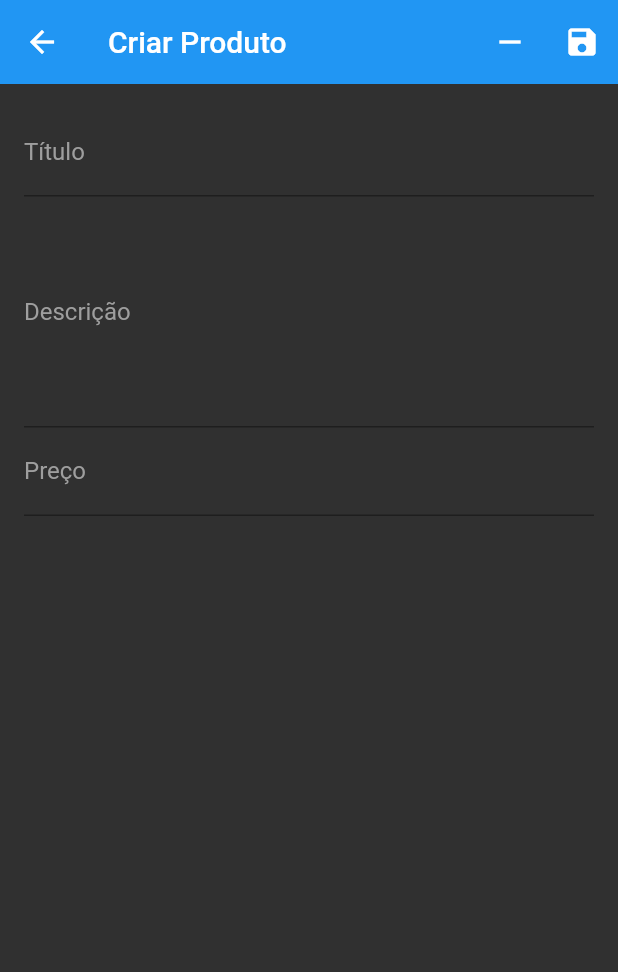
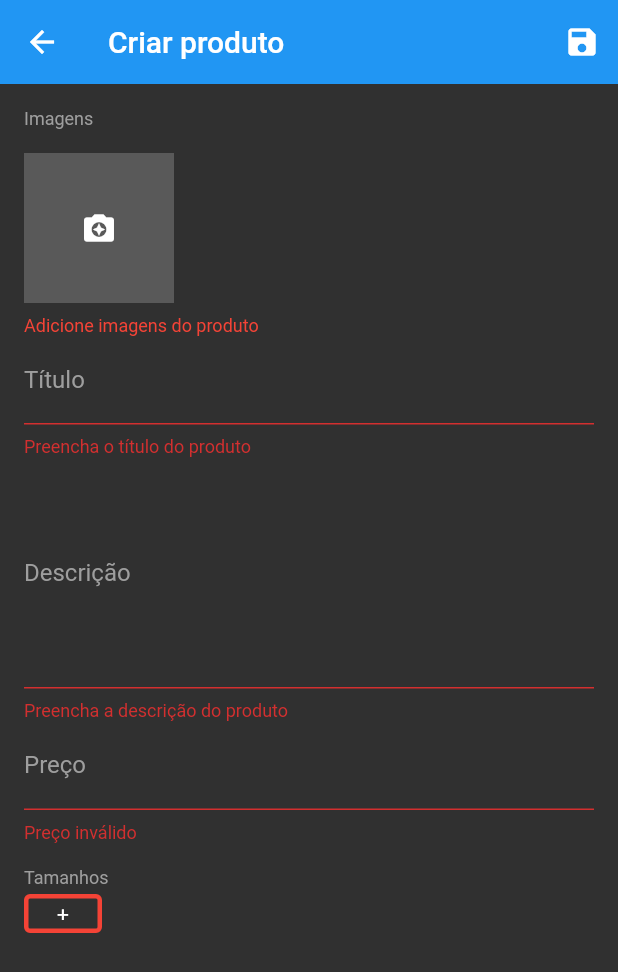
Before and after one commit to ViniciusSP1995/gerenciamento_loja_app, a Flutter app: the ProductScreen screen opened directly, after a tap on the "save" icon, on a phone screen of 412 x 824 dp. Shown: the top 972 px of the screen. Run offline on Flutter 3.47's test engine with Material 2 defaults, Android fonts, the light colour scheme and no system bars; our stand-ins replace cloud_firestore, firebase_auth, firebase_core, firebase_storage, flutter_speed_dial, image_cropper and 3 more; missing offline and left inert: bloc_pattern; accounts and stored records are empty.

Commit message:
implementacoes em categorias, produtos e relacao com banco de dados

```diff
--- a/gerenciamento_loja/lib/screens/product_screen.dart
+++ b/gerenciamento_loja/lib/screens/product_screen.dart
@@ -1,6 +1,9 @@
 import 'package:cloud_firestore/cloud_firestore.dart';
 import 'package:flutter/material.dart';
 import 'package:gerenciamento_loja/blocs/products_bloc.dart';
+import 'package:gerenciamento_loja/validators/product_validator.dart';
+import 'package:gerenciamento_loja/widgets/images_widget.dart';
+import 'package:gerenciamento_loja/widgets/product_sizes.dart';
 
 
 class ProductScreen extends StatefulWidget {
@@ -16,11 +19,12 @@ class ProductScreen extends StatefulWidget {
   _ProductScreenState createState() => _ProductScreenState(categoryId, product);
 }
 
-class _ProductScreenState extends State<ProductScreen> {
+class _ProductScreenState extends State<ProductScreen> with ProductValidator {
 
   final ProductBloc _productBloc;
 
 final _formKey = GlobalKey<FormState>();
+final _scaffoldKey = GlobalKey<ScaffoldState>();
 
 _ProductScreenState(String categoryId, DocumentSnapshot product) :
    _productBloc = ProductBloc(categoryId: categoryId, product: product);
@@ -42,58 +46,154 @@ _ProductScreenState(String categoryId, DocumentSnapshot product) :
 
 
     return Scaffold(
+      key: _scaffoldKey,
       backgroundColor: Colors.grey[850],
       appBar: AppBar(
         elevation: 0,
-        title: Text("Criar Produto"),
+        title: StreamBuilder<bool>(
+          stream: _productBloc.outCreated,
+          initialData: false,
+          builder: (context, snapshot) {
+            return  Text(snapshot.data ? "Editar Produto" : "Criar produto");
+          }
+        ),
         actions: <Widget> [
-          IconButton(
+          StreamBuilder<bool>(
+            stream: _productBloc.outCreated,
+            initialData: false,
+            builder: (context, snapshot) {
+              if(snapshot.data)
+              return StreamBuilder<bool>(
+                stream: _productBloc.outLoading,
+                initialData: false,
+                builder: (context, snapshot) {
+                return IconButton(
                   icon: Icon(Icons.remove),
-            onPressed: () {},
+                  onPressed: snapshot.data ? null : (){
+                    _productBloc.deleteProduct();
+                    Navigator.of(context).pop();
+                  },
+                );
+                }
+              );
+              else return Container();
+            }  ,
           ),
-          IconButton(
+         StreamBuilder<bool>(
+           stream: _productBloc.outLoading,
+           initialData: false,
+           builder: (context, snapshot) {
+             return  IconButton(
             icon: Icon(Icons.save),
-            onPressed: () {},
-          ),
+            onPressed: snapshot.data ? null : saveProduct,
+          );
+           }
+         )
         ]
       ),
-      body: Form(
+      body: Stack(
+        children: <Widget> [
+          Form(
               key: _formKey,
-        child: StreamBuilder <Map> (
+              child: StreamBuilder<Map>(
                   stream: _productBloc.outData,
                   builder: (context, snapshot) {
-            if(!snapshot.hasData) return Container();
-            return ListView(
-          padding: EdgeInsets.all(16),
-          children: <Widget> [
+                    if (!snapshot.hasData) return Container();
+                    return ListView(padding: EdgeInsets.all(16), children: <Widget>[
+                      Text("Imagens",
+                          style: TextStyle(
+                            color: Colors.grey,
+                            fontSize: 12,
+                          )),
+                      ImagesWidget(
+                        context: context,
+                        initialValue: snapshot.data["images"],
+                        onSaved: _productBloc.saveImages,
+                        validator: validateImages,
+                      ),
                       TextFormField(
                         initialValue: snapshot.data["title"],
                         style: _fieldStyle,
                         decoration: _buildDecoration("Título"),
-              onSaved: (t) {},
-              validator: (t) {},
+                        onSaved: _productBloc.saveTitle,
+                        validator: validateTitle,
                       ),
                       TextFormField(
                         initialValue: snapshot.data["description"],
                         style: _fieldStyle,
                         maxLines: 6,
                         decoration: _buildDecoration("Descrição"),
-                onSaved: (t) {},
-                validator: (t) {},
+                        onSaved: _productBloc.saveDescription,
+                        validator: validateDescription,
                       ),
                       TextFormField(
                         initialValue: snapshot.data["price"]?.toStringAsFixed(2),
                         style: _fieldStyle,
                         decoration: _buildDecoration("Preço"),
                         keyboardType: TextInputType.numberWithOptions(decimal: true),
-                onSaved: (t) {},
-                validator: (t) {},
+                        onSaved: _productBloc.savePrice,
+                        validator: validatePrice,
                       ),
+                      SizedBox(height: 16),
+                      Text(
+                        "Tamanhos",
+                        style: TextStyle(
+                          color: Colors.grey,
+                          fontSize: 12,
+                        )
+                      ),
+                     ProductsSizes(
+                       context: context,
+                       initialValue: snapshot.data["sizes"],
+                       onSaved:_productBloc.saveSizes,
+                       validator: (s){
+                         if(s.isEmpty) return "Adicione um tamanho";
+                       },
+                     )
                     ]
                     );
-          }
-        )
+                  })
+                  ),
+              StreamBuilder<bool>(
+              stream: _productBloc.outLoading,
+              initialData: false,
+              builder: (context, snapshot) {
+                return IgnorePointer(
+                  ignoring: !snapshot.data,
+                  child: Container(
+                    color: snapshot.data ? Colors.black54 : Colors .transparent
+                  ),
+                );
+              })
+
+        ]
       )
     );
   }
+
+  void saveProduct() async {
+     if (_formKey.currentState.validate()) {
+      _formKey.currentState.save();
+
+      _scaffoldKey.currentState.showSnackBar(
+        SnackBar(content: Text("Salvando produto...", style: TextStyle(color: Colors.white),
+        ),
+        duration: Duration(minutes: 1),
+        backgroundColor: Colors.pinkAccent
+        ),
+      );
+      bool success = await _productBloc.saveProduct();
+
+
+      _scaffoldKey.currentState.removeCurrentSnackBar();
+
+      _scaffoldKey.currentState.showSnackBar(
+        SnackBar(content: Text(success ? "Produto salvo!" : "Erro ao salvar produto!", style: TextStyle(color: Colors.white)
+        ),
+
+        backgroundColor: Colors.pinkAccent
+        ),
+      );
     }
+  }
+}
--- a/gerenciamento_loja/lib/tabs/products_tab.dart
+++ b/gerenciamento_loja/lib/tabs/products_tab.dart
@@ -14,8 +14,8 @@ class _ProductsTabState extends State<ProductsTab> with AutomaticKeepAliveClient
   Widget build(BuildContext context) {
     super.build(context);
 
-    return FutureBuilder<QuerySnapshot<Map<String, dynamic>>>(
-      future: FirebaseFirestore.instance.collection("products").get(),
+    return StreamBuilder<QuerySnapshot<Map<String, dynamic>>>(
+      stream: FirebaseFirestore.instance.collection("products").snapshots(),
       builder: (context, snapshot){
         if(!snapshot.hasData) return Center(
           child: CircularProgressIndicator(
--- /dev/null
+++ b/gerenciamento_loja/lib/validators/product_validator.dart
@@ -0,0 +1,29 @@
+class ProductValidator {
+
+  String validateImages(List images) {
+    if(images.isEmpty) return "Adicione imagens do produto";
+    return null;
+  }
+
+  String validateTitle(String text) {
+    if(text.isEmpty) return "Preencha o título do produto";
+    return null;
+  }
+
+  String validateDescription(String text) {
+    if(text.isEmpty) return "Preencha a descrição do produto";
+    return null;
+  }
+
+  String validatePrice(String text) {
+    double price = double.tryParse(text);
+    if(price != null) {
+      if(!text.contains(".") || text.split(".")[1].length != 2)
+      return "Utilize 2 casa decimais";
+
+    } else {
+      return "Preço inválido";
+    }
+    return null;
+  }
+}
--- /dev/null
+++ b/gerenciamento_loja/lib/widgets/images_widget.dart
@@ -0,0 +1,77 @@
+import 'package:flutter/material.dart';
+import 'package:gerenciamento_loja/widgets/image_source_sheet.dart';
+
+class ImagesWidget extends FormField<List> {
+
+  ImagesWidget({
+    BuildContext context,
+    FormFieldSetter<List> onSaved,
+    FormFieldValidator<List> validator,
+    List initialValue,
+    bool autoValidate = false,
+
+
+  }) : super(
+    onSaved: onSaved,
+    validator: validator,
+    initialValue: initialValue,
+    autovalidate: autoValidate,
+    builder: (state) {
+      return Column(
+        crossAxisAlignment: CrossAxisAlignment.start,
+        children: <Widget>[
+          Container(
+            height: 124,
+            padding: EdgeInsets.only(top: 16, bottom: 8),
+            child: ListView(
+              scrollDirection: Axis.horizontal,
+              children: state.value.map<Widget>((i){
+                return Container(
+                  height: 100,
+                  width: 100,
+                  margin: EdgeInsets.only(right: 8),
+                  child: GestureDetector(
+                    child: i is String ? Image.network(i, fit: BoxFit.cover) : Image.file(i, fit: BoxFit.cover),
+                    onLongPress: () {
+                      state.didChange(state.value..remove(i));
+
+                    }
+                  )
+                );
+              }).toList()..add(
+                GestureDetector(
+                  child: Container(
+                    height: 100,
+                    width: 100,
+                    child: Icon(Icons.camera_enhance, color: Colors.white),
+                    color: Colors.white.withAlpha(50),
+
+                  ),
+                  onTap: (){
+                    showModalBottomSheet(context: context,
+                    builder: (context) => ImageSourceSheet(
+                      onImageSelected:(image) {
+                        state.didChange(state.value..add(image));
+                        Navigator.of(context).pop();
+                      },
+                    ),
+
+                    );
+                  }
+                )
+              )
+            )
+          ),
+          state.hasError ? Text(
+            state.errorText,
+              style: TextStyle(
+                color: Colors.red,
+                fontSize: 12,
+              ),
+
+            ) : Container(),
+        ]
+      );
+    }
+  );
+}
--- /dev/null
+++ b/gerenciamento_loja/lib/widgets/product_sizes.dart
@@ -0,0 +1,81 @@
+import 'package:flutter/material.dart';
+import 'package:gerenciamento_loja/widgets/add_size_dialog.dart';
+
+class ProductsSizes extends FormField<List> {
+
+  ProductsSizes(
+    {
+      BuildContext context,
+      List initialValue,
+      FormFieldSetter<List> onSaved,
+      FormFieldValidator<List> validator,
+
+    }
+  ) : super(
+    initialValue: initialValue,
+    onSaved: onSaved,
+    validator: validator,
+    builder: (state) {
+      return SizedBox(
+        height: 34,
+        child: GridView(
+          padding: EdgeInsets.symmetric(vertical: 4),
+          scrollDirection: Axis.horizontal,
+          gridDelegate: SliverGridDelegateWithFixedCrossAxisCount(
+            crossAxisCount: 1,
+            mainAxisSpacing: 8,
+            childAspectRatio: 0.5,
+
+          ),
+          children: state.value.map(
+            (s){
+              return GestureDetector(
+                onLongPress: (){
+                  state.didChange(state.value..remove(s));
+                },
+                child: Container(
+                  decoration: BoxDecoration(
+                    borderRadius: BorderRadius.all(Radius.circular(4)),
+                    border: Border.all(
+                      color: Colors.pinkAccent,
+                      width: 3,
+                    )
+                  ),
+                  alignment: Alignment.center,
+                  child: Text(
+                    s,
+                    style: TextStyle(color: Colors.white),
+                  )
+                ),
+              );
+            }
+          ).toList()..add(
+            GestureDetector(
+              onTap: () async {
+                String size = await showDialog(context: context,
+                builder: (context)=> AddSizeDialog(),
+
+                );
+              if (size != null) state.didChange(state.value..add(size));
+              },
+                child: Container(
+                  decoration: BoxDecoration(
+                    borderRadius: BorderRadius.all(Radius.circular(4)),
+                    border: Border.all(
+                      color: state.hasError ? Colors.red : Colors.pinkAccent,
+                      width: 3,
+                    )
+                  ),
+                  alignment: Alignment.center,
+                  child: Text(
+                    "+",
+                    style: TextStyle(color: Colors.white),
+                  )
+                ),
+              )
+          )
+        )
+      );
+    }
+  );
+}
```
Also changed, not shown: gerenciamento_loja/lib/blocs/category_bloc.dart (added, +94 -0 lines), gerenciamento_loja/lib/blocs/products_bloc.dart (+83 -1 lines), gerenciamento_loja/lib/screens/home_screen.dart (+11 -0 lines), gerenciamento_loja/lib/widgets/add_size_dialog.dart (added, +34 -0 lines), gerenciamento_loja/lib/widgets/category_tile.dart (+12 -3 lines), gerenciamento_loja/lib/widgets/edit_category_dialog.dart (added, +110 -0 lines), gerenciamento_loja/lib/widgets/image_source_sheet.dart (added, +69 -0 lines), 1 other file. Lines whose indentation alone changed are shown as unchanged.
